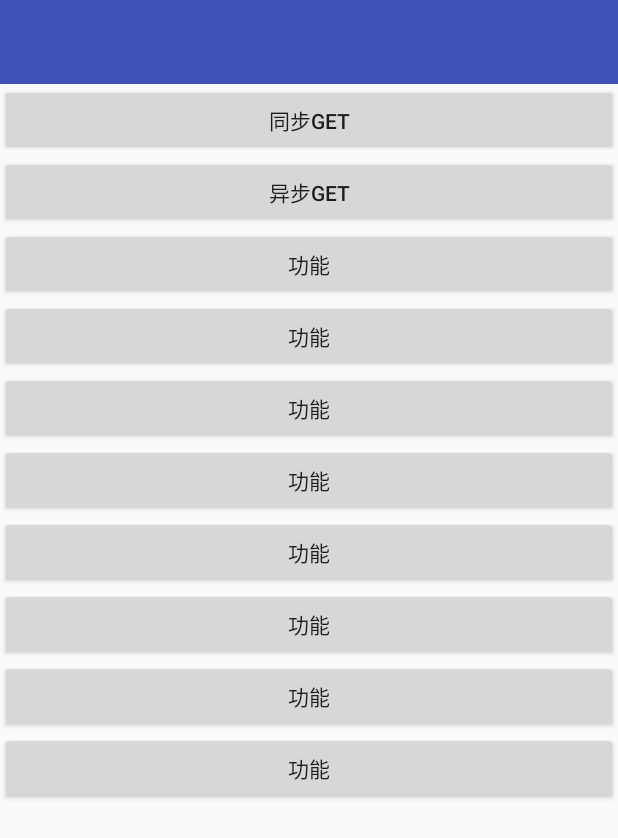
After one commit to weerjean/TestDemo, an Android app: the OkhttpUtilsActivity screen opened directly, with no data from a screen before it, on a phone screen of 412 x 824 dp. The commit adds this screen. Shown: the top 838 px of the screen. Run offline under Robolectric (Android 15) with nearby library versions, the phone set to English and light mode, and no system bars.

Commit message:
使用okhttp同步请求

```diff
--- a/app/src/main/AndroidManifest.xml
+++ b/app/src/main/AndroidManifest.xml
@@ -1,6 +1,8 @@
 <?xml version="1.0" encoding="utf-8"?>
 <manifest xmlns:android="http://schemas.android.com/apk/res/android"
           package="com.weerjean.testdemo">
+
+    <uses-permission android:name="android.permission.INTERNET"/>
 
     <application
         android:allowBackup="true"
@@ -17,6 +19,8 @@
         </activity>
         <activity android:name=".toolbar.ToolBarActivity"></activity>
         <activity android:name=".recyclerview.RecyclerViewActivity"></activity>
+        <activity android:name=".network.NetWorkActivity"></activity>
+        <activity android:name=".network.OkhttpUtilsActivity"></activity>
     </application>
 
 </manifest>
--- a/app/src/main/java/com/weerjean/testdemo/BaseActivity.java
+++ b/app/src/main/java/com/weerjean/testdemo/base/BaseActivity.java
@@ -1,4 +1,4 @@
-package com.weerjean.testdemo;
+package com.weerjean.testdemo.base;
 
 import android.support.v7.app.AppCompatActivity;
 
--- /dev/null
+++ b/app/src/main/java/com/weerjean/testdemo/network/OkhttpUtilsActivity.java
@@ -0,0 +1,116 @@
+package com.weerjean.testdemo.network;
+
+import android.os.Bundle;
+import android.support.v7.widget.Toolbar;
+import android.view.View;
+import android.widget.Button;
+
+import com.paem.okhttp.OkHttpUtils;
+import com.paem.okhttp.utils.L;
+import com.weerjean.testdemo.R;
+import com.weerjean.testdemo.base.BaseActivity;
+import com.weerjean.testdemo.utils.Constants;
+import com.weerjean.testdemo.utils.ToastUtils;
+
+import java.io.IOException;
+
+import okhttp3.Response;
+
+/**
+ * Created by weerjean on 2016/7/19  20:24
+ * description:
+ */
+public class OkhttpUtilsActivity extends BaseActivity implements View.OnClickListener {
+
+    private Toolbar toolbar_1;
+    private Button btn_1;
+    private Button btn_2;
+    private Button btn_3;
+    private Button btn_4;
+    private Button btn_5;
+    private Button btn_6;
+    private Button btn_7;
+    private Button btn_8;
+    private Button btn_9;
+    private Button btn_10;
+
+    @Override
+    protected void onCreate(Bundle savedInstanceState) {
+        super.onCreate(savedInstanceState);
+        initView();
+    }
+
+    private void initView() {
+        setContentView(R.layout.activity_okhttp);
+        toolbar_1 = (Toolbar) findViewById(R.id.toolbar_1);
+        btn_1 = (Button) findViewById(R.id.btn_1);
+        btn_1.setOnClickListener(this);
+        btn_2 = (Button) findViewById(R.id.btn_2);
+        btn_2.setOnClickListener(this);
+        btn_3 = (Button) findViewById(R.id.btn_3);
+        btn_3.setOnClickListener(this);
+        btn_4 = (Button) findViewById(R.id.btn_4);
+        btn_4.setOnClickListener(this);
+        btn_5 = (Button) findViewById(R.id.btn_5);
+        btn_5.setOnClickListener(this);
+        btn_6 = (Button) findViewById(R.id.btn_6);
+        btn_6.setOnClickListener(this);
+        btn_7 = (Button) findViewById(R.id.btn_7);
+        btn_7.setOnClickListener(this);
+        btn_8 = (Button) findViewById(R.id.btn_8);
+        btn_8.setOnClickListener(this);
+        btn_9 = (Button) findViewById(R.id.btn_9);
+        btn_9.setOnClickListener(this);
+        btn_10 = (Button) findViewById(R.id.btn_10);
+        btn_10.setOnClickListener(this);
+    }
+
+    @Override
+    public void onClick(View v) {
+        switch (v.getId()) {
+            case R.id.btn_1:
+                sycGet();
+                break;
+            case R.id.btn_2:
+
+                break;
+            case R.id.btn_3:
+
+                break;
+            case R.id.btn_4:
+
+                break;
+            case R.id.btn_5:
+
+                break;
+            case R.id.btn_6:
+
+                break;
+            case R.id.btn_7:
+
+                break;
+            case R.id.btn_8:
+
+                break;
+            case R.id.btn_9:
+
+                break;
+            case R.id.btn_10:
+
+                break;
+        }
+    }
+
+    private void sycGet() {
+
+        try {
+            Response response = OkHttpUtils.get().url(Constants.JSON_URL).build().execute();
+
+            ToastUtils.toast(this,response.body().string());
+        } catch (IOException e) {
+            L.e(e.getMessage());
+        }catch (Exception e){
+            L.e(e.getMessage());
+        }
+    }
+}
--- a/app/src/main/java/com/weerjean/testdemo/recyclerview/RecyclerViewActivity.java
+++ b/app/src/main/java/com/weerjean/testdemo/recyclerview/RecyclerViewActivity.java
@@ -1,6 +1,6 @@
 package com.weerjean.testdemo.recyclerview;
 
-import com.weerjean.testdemo.BaseActivity;
+import com.weerjean.testdemo.base.BaseActivity;
 
 /**
  * Created by weerjean on 2016/7/9.
--- a/app/src/main/java/com/weerjean/testdemo/utils/Constants.java
+++ b/app/src/main/java/com/weerjean/testdemo/utils/Constants.java
@@ -5,7 +5,11 @@ package com.weerjean.testdemo.utils;
  */
 public interface Constants {
 
-    public static final boolean IS_DEBUG = true;
+    boolean IS_DEBUG = true;
 
+    String BASE_URL = "https://test1-cfs-phone-web.pingan.com.cn/cfsssfront";
 
+    String JSON_URL = "https://test1-puhui-web.pingan.com.cn:10143/manager/stg/paem/zed_anydoor/data/address.json";
+
+    String TAG_OKHTTP = "OKHTTP";
 }
--- a/app/src/main/java/com/weerjean/testdemo/utils/MyUtils.java
+++ b/app/src/main/java/com/weerjean/testdemo/utils/ToastUtils.java
@@ -3,13 +3,15 @@ package com.weerjean.testdemo.utils;
 import android.app.Activity;
 import android.widget.Toast;
 
+import static com.weerjean.testdemo.utils.Constants.IS_DEBUG;
+
 /**
  * Created by weerjean on 2016/7/10.
  */
-public class MyUtils {
+public class ToastUtils {
 
     public  static void toast(final Activity activity, final String msg){
-        if(!Constants.IS_DEBUG){
+        if(!IS_DEBUG){
             return;
         }
         activity.runOnUiThread(new Runnable() {
--- a/app/src/main/res/layout/activity_main.xml
+++ b/app/src/main/res/layout/activity_main.xml
@@ -24,7 +24,7 @@
                 android:id="@+id/btn_2"
                 android:layout_width="match_parent"
                 android:layout_height="wrap_content"
-                android:text="功能"/>
+                android:text="NETWORK"/>
             <Button
                 android:id="@+id/btn_3"
                 android:layout_width="match_parent"
--- /dev/null
+++ b/app/src/main/res/layout/activity_okhttp.xml
@@ -0,0 +1,69 @@
+<?xml version="1.0" encoding="utf-8"?>
+<LinearLayout xmlns:android="http://schemas.android.com/apk/res/android"
+              android:orientation="vertical"
+              android:layout_width="match_parent"
+              android:layout_height="match_parent">
+
+    <include layout="@layout/toolbar_1"></include>
+    <ScrollView
+        android:layout_width="match_parent"
+        android:layout_height="match_parent">
+        <LinearLayout
+            android:layout_width="match_parent"
+            android:layout_height="match_parent"
+            android:orientation="vertical">
+            <Button
+                android:id="@+id/btn_1"
+                android:layout_width="match_parent"
+                android:layout_height="wrap_content"
+                android:text="同步GET"/>
+            <Button
+                android:id="@+id/btn_2"
+                android:layout_width="match_parent"
+                android:layout_height="wrap_content"
+                android:text="异步GET"/>
+            <Button
+                android:id="@+id/btn_3"
+                android:layout_width="match_parent"
+                android:layout_height="wrap_content"
+                android:text="功能"/>
+            <Button
+                android:id="@+id/btn_4"
+                android:layout_width="match_parent"
+                android:layout_height="wrap_content"
+                android:text="功能"/>
+            <Button
+                android:id="@+id/btn_5"
+                android:layout_width="match_parent"
+                android:layout_height="wrap_content"
+                android:text="功能"/>
+            <Button
+                android:id="@+id/btn_6"
+                android:layout_width="match_parent"
+                android:layout_height="wrap_content"
+                android:text="功能"/>
+            <Button
+                android:id="@+id/btn_7"
+                android:layout_width="match_parent"
+                android:layout_height="wrap_content"
+                android:text="功能"/>
+            <Button
+                android:id="@+id/btn_8"
+                android:layout_width="match_parent"
+                android:layout_height="wrap_content"
+                android:text="功能"/>
+            <Button
+                android:id="@+id/btn_9"
+                android:layout_width="match_parent"
+                android:layout_height="wrap_content"
+                android:text="功能"/>
+            <Button
+                android:id="@+id/btn_10"
+                android:layout_width="match_parent"
+                android:layout_height="wrap_content"
+                android:text="功能"/>
+
+        </LinearLayout>
+    </ScrollView>
+
+</LinearLayout>
```
Also changed, not shown: app/src/main/java/com/weerjean/testdemo/MainActivity.java (+5 -2 lines), app/src/main/java/com/weerjean/testdemo/MyApplication.java (deleted, +0 -15 lines), app/src/main/java/com/weerjean/testdemo/base/MyApplication.java (added, +55 -0 lines), app/src/main/java/com/weerjean/testdemo/network/NetWorkActivity.java (added, +88 -0 lines), app/src/main/java/com/weerjean/testdemo/toolbar/ToolBarActivity.java (+4 -5 lines), app/src/main/res/layout/activity_network.xml (added, +59 -0 lines), 1 other file.
